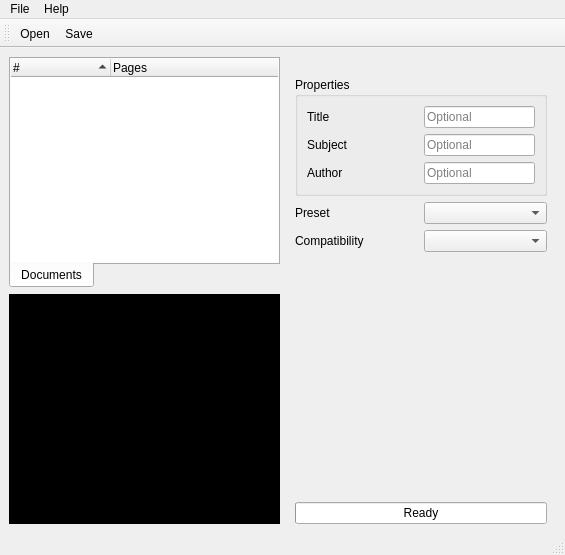
Above: assets/fusepdf.ui from nettstudio/fusepdf before the change. Below: the same form after it.
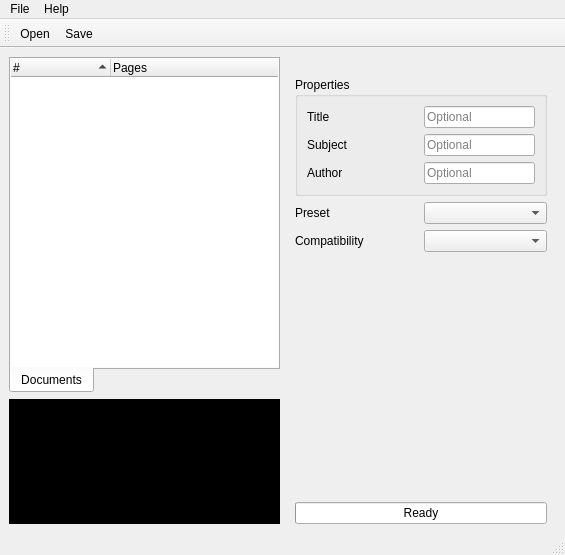
That is the form after the change. Icons and pictures are not drawn. Custom widgets are drawn as their Qt base class.

Diff of the .ui file:
```diff
--- a/assets/fusepdf.ui
+++ b/assets/fusepdf.ui
@@ -142,7 +142,7 @@
         <property name="maximumSize">
          <size>
           <width>16777215</width>
-          <height>16777215</height>
+          <height>125</height>
          </size>
         </property>
         <property name="styleSheet">
```
Left out of the diff: 6 changed lines with no effect on the pictures.
